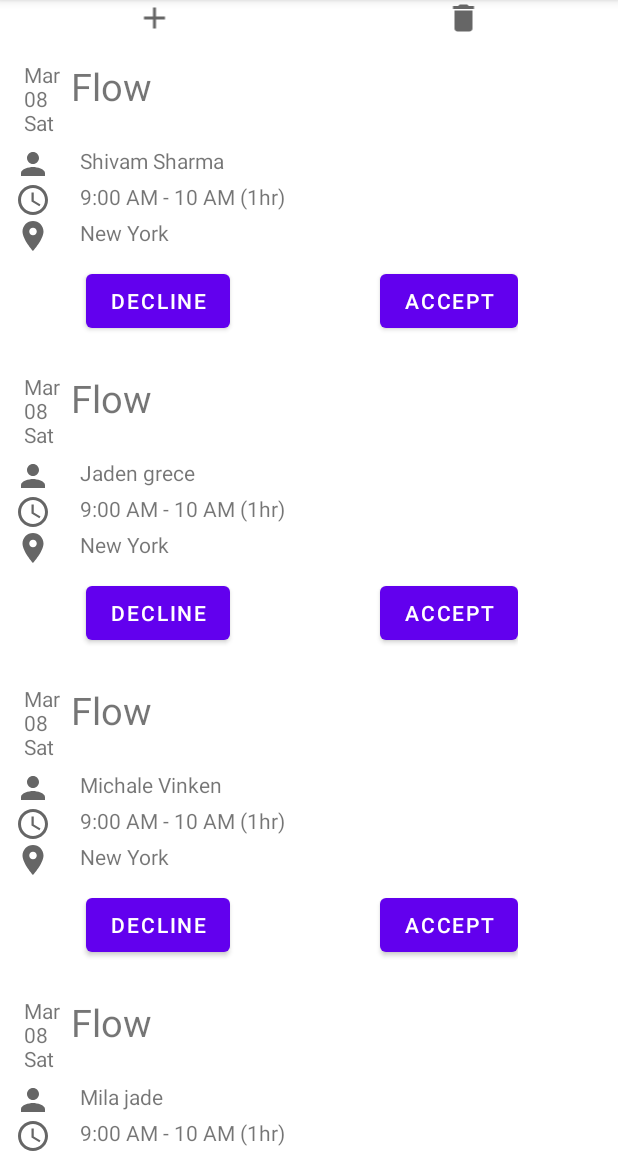
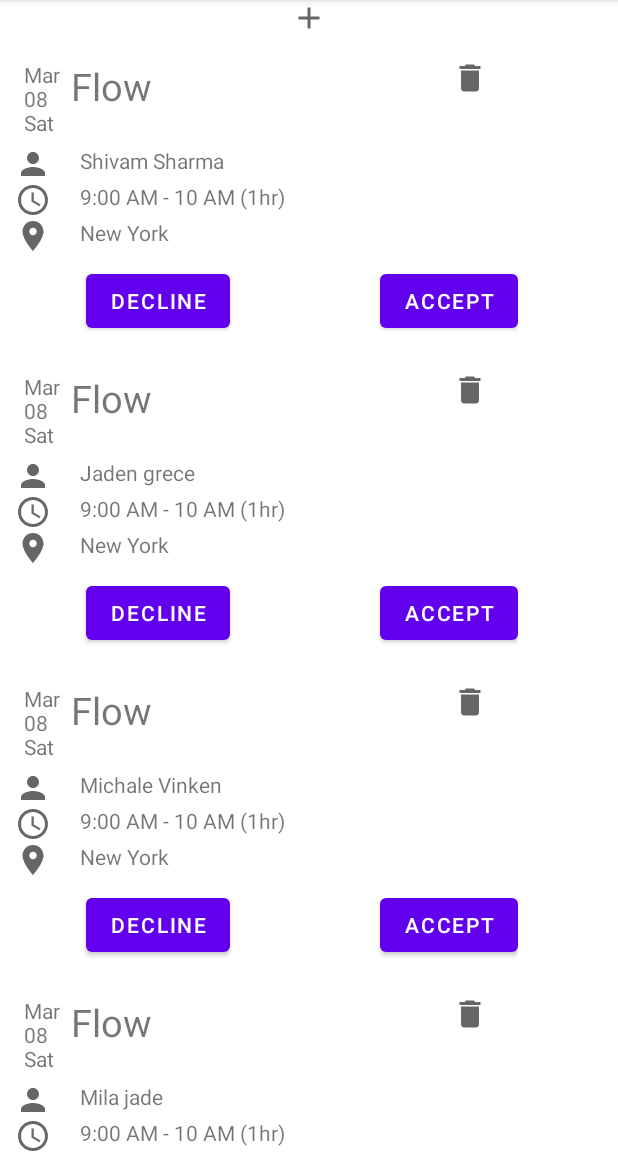
Before and after one commit to Shivamsharma21/RecyclerViewAssignments, an Android app: the screen it shows after launch (MainActivity), on a phone screen of 412 x 824 dp, the part 84-1236 px from its top. Run offline under Robolectric (Android 15) with nearby library versions, the phone set to English and light mode, and no system bars.

Commit message:
Delete Function is updated.

```diff
--- a/app/src/main/java/com/example/recyclerviewassignments/MainActivity.java
+++ b/app/src/main/java/com/example/recyclerviewassignments/MainActivity.java
@@ -43,6 +43,7 @@ public class MainActivity extends AppCompatActivity {
         };
         recyclerView = findViewById(R.id.recyclerview);
         recyclerView.setLayoutManager(new LinearLayoutManager(this));
+        recyclerView.setItemAnimator(null);
 
 
         List<PersonInfo>details = new ArrayList<>();
@@ -88,7 +89,7 @@ public class MainActivity extends AppCompatActivity {
             }
         });
 
-    delete_item.setOnClickListener(new View.OnClickListener() {
+    /*delete_item.setOnClickListener(new View.OnClickListener() {
         @Override
         public void onClick(View v) {
 
@@ -102,7 +103,7 @@ public class MainActivity extends AppCompatActivity {
                 Toast.makeText(MainActivity.this, "List Is Empty", Toast.LENGTH_SHORT).show();
             }
         }
-    });
+    });*/
 
 
     }
--- a/app/src/main/java/com/example/recyclerviewassignments/ViewAdapter.java
+++ b/app/src/main/java/com/example/recyclerviewassignments/ViewAdapter.java
@@ -7,7 +7,7 @@ import android.view.ViewGroup;
 import android.widget.Button;
 import android.widget.ImageView;
 import android.widget.TextView;
-import android.widget.Toast;
+
 
 import androidx.annotation.NonNull;
 import androidx.recyclerview.widget.RecyclerView;
@@ -41,10 +41,20 @@ public class ViewAdapter extends RecyclerView.Adapter<ViewAdapter.ViewHolderX> {
          holder.Flowtv.setText(personInfo.getFlow());
          holder.locationtv.setText(personInfo.getLocation());
          holder.timetv.setText(personInfo.getTime());
+         holder.delete_item.setOnClickListener(new View.OnClickListener() {
+             @Override
+             public void onClick(View v) {
+                 itemList.remove(position);
+                 //or use this for better perfomance.
+                 notifyItemChanged(position);
+
+             }
+         });
          holder.Accept_btn.setOnClickListener(new View.OnClickListener() {
              @Override
              public void onClick(View v) {
                  onClickInterface.setClick(position);
+
              }
          });
     }
@@ -58,7 +68,7 @@ public class ViewAdapter extends RecyclerView.Adapter<ViewAdapter.ViewHolderX> {
 
         TextView datetv,Flowtv,usernametv,timetv,locationtv;
         Button Decline_btn,Accept_btn;
-        ImageView user_img,clock_img,locationimg,addnew_item;
+        ImageView user_img,clock_img,locationimg,delete_item;
 
         public ViewHolderX(@NonNull View itemView) {
             super(itemView);
@@ -76,6 +86,8 @@ public class ViewAdapter extends RecyclerView.Adapter<ViewAdapter.ViewHolderX> {
 
            // image view
 
+            delete_item =itemView.findViewById(R.id.delete_new_item);
+
             user_img = itemView.findViewById(R.id.user_imageView);
             clock_img = itemView.findViewById(R.id.imagetime);
             locationimg = itemView.findViewById(R.id.locationimage);
--- a/app/src/main/res/layout/activity_main.xml
+++ b/app/src/main/res/layout/activity_main.xml
@@ -19,14 +19,6 @@
             android:layout_weight="1">
 
         </ImageView>
-        <ImageView
-            android:id="@+id/delete_new_item"
-            android:src="@drawable/ic_baseline_delete_24"
-            android:layout_width="wrap_content"
-            android:layout_height="wrap_content"
-            android:layout_weight="1">
-
-        </ImageView>
 
 </LinearLayout>
 
--- a/app/src/main/res/layout/listitem.xml
+++ b/app/src/main/res/layout/listitem.xml
@@ -40,6 +40,18 @@
             android:layout_height="wrap_content">
 
         </TextView>
+
+        <ImageView
+            android:layout_marginLeft="200dp"
+            android:id="@+id/delete_new_item"
+            android:src="@drawable/ic_baseline_delete_24"
+            android:layout_width="wrap_content"
+            android:layout_height="wrap_content"
+            android:layout_weight="1">
+
+        </ImageView>
+
+
     </LinearLayout>
     <LinearLayout
         android:layout_marginLeft="10dp"
```
